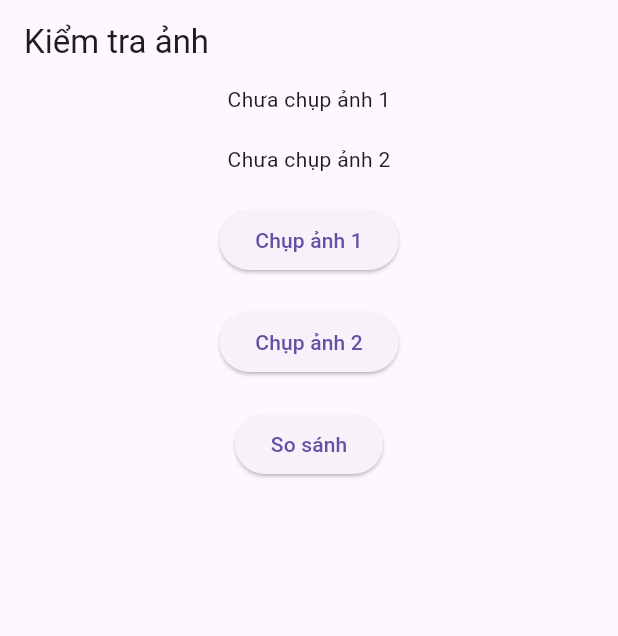
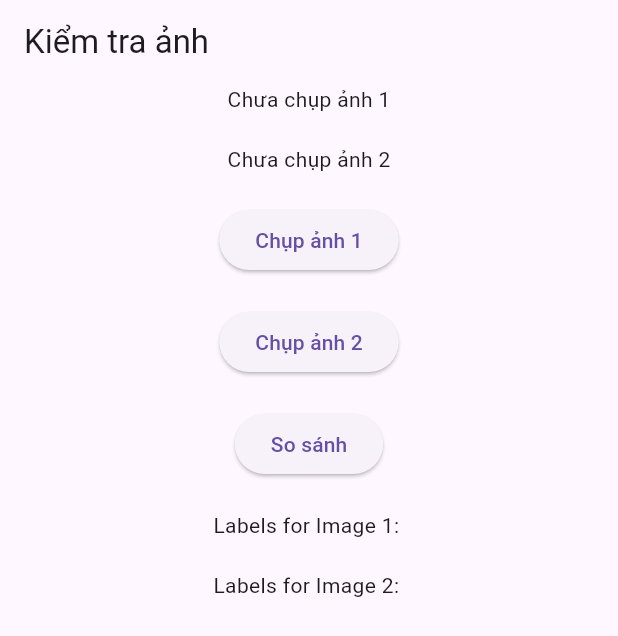
Before and after one commit to long0204/app-flutter, a Flutter app: the screen it shows after launch, after a tap on "So sánh", on a phone screen of 412 x 824 dp. Shown: the top 636 px of the screen. Run offline on Flutter 3.47's test engine with Material 3 defaults, Android fonts, the phone set to English and light mode, and no system bars; our stand-ins replace camera, chewie, curved_navigation_bar, flutter_rating_bar, geocoding, get and 4 more; missing offline and left inert: flutter_inappwebview, flutter_polyline_points, flutter_tflite, google_ml_kit.

Commit message:
thay chọn ảnh trong thư viện bằng chụp ảnh trực tiếp

```diff
--- a/imagetest/lib/main.dart
+++ b/imagetest/lib/main.dart
@@ -47,6 +47,7 @@ class _MyHomePageState extends State<MyHomePage> {
               ElevatedButton(
                 onPressed: () {
                   _captureImage(1);
+                  _initializeImageLabeling(1);
                 },
                 child: Text('Chụp ảnh 1'),
               ),
@@ -54,6 +55,7 @@ class _MyHomePageState extends State<MyHomePage> {
               ElevatedButton(
                 onPressed: () {
                   _captureImage(2);
+                  _initializeImageLabeling(2);
                 },
                 child: Text('Chụp ảnh 2'),
               ),
@@ -64,6 +66,10 @@ class _MyHomePageState extends State<MyHomePage> {
                 },
                 child: Text('So sánh'),
               ),
+               SizedBox(height: 20.0),
+            Text('Labels for Image 1: ${labels1.map((label) => label.label).join(', ')}'),
+            SizedBox(height: 20.0),
+            Text('Labels for Image 2: ${labels2.map((label) => label.label).join(', ')}'),
             ],
           ),
         ),
@@ -95,16 +101,6 @@ class _MyHomePageState extends State<MyHomePage> {
             break;
         }
       });
-
-      await _initializeImageLabeling(imageIndex);
-
-      if (imageIndex == 1) {
-        // Chuyển đến trang Scan nếu đang chụp ảnh 1
-        Navigator.push(
-          context,
-          MaterialPageRoute(builder: (context) => ScanPage(image: _image1)),
-        );
-      }
     } else {
       print('Không chụp được ảnh.');
     }
@@ -130,11 +126,18 @@ class _MyHomePageState extends State<MyHomePage> {
     }
   }
 
-  void _compareImages() {
+   void _compareImages() {
+    if (labels1.isEmpty || labels2.isEmpty) {
+      print('Vui lòng chọn 2 ảnh');
+      return;
+    }
+
     final Set<String> labelsSet1 = labels1.map((label) => label.label).toSet();
     final Set<String> labelsSet2 = labels2.map((label) => label.label).toSet();
 
-    final double similarityPercentage = calculateSimilarityPercentage(labelsSet1, labelsSet2);
+    final Set<String> commonLabels = labelsSet1.intersection(labelsSet2);
+    final double similarityPercentage =
+        (commonLabels.length / labelsSet1.union(labelsSet2).length) * 100;
 
     showDialog(
       context: context,
```
